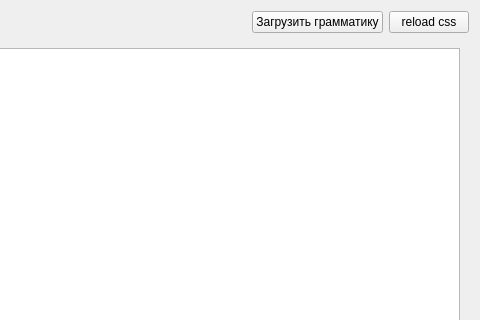
First picture: the form in roof.ui, repository AndreyMlashkin/RoofGenerator, before the edit; both pictures show x 407 to 887 and y 0 to 320 of the 887 by 516 pixel window.
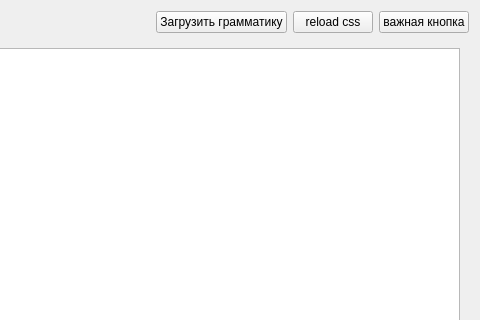
Second picture: the form after the edit.

Patch:
```diff
--- a/roof.ui
+++ b/roof.ui
@@ -62,6 +62,13 @@
        </property>
       </widget>
      </item>
+     <item>
+      <widget class="QPushButton" name="pushButton_2">
+       <property name="text">
+        <string>важная кнопка</string>
+       </property>
+      </widget>
+     </item>
     </layout>
    </item>
    <item>
```
